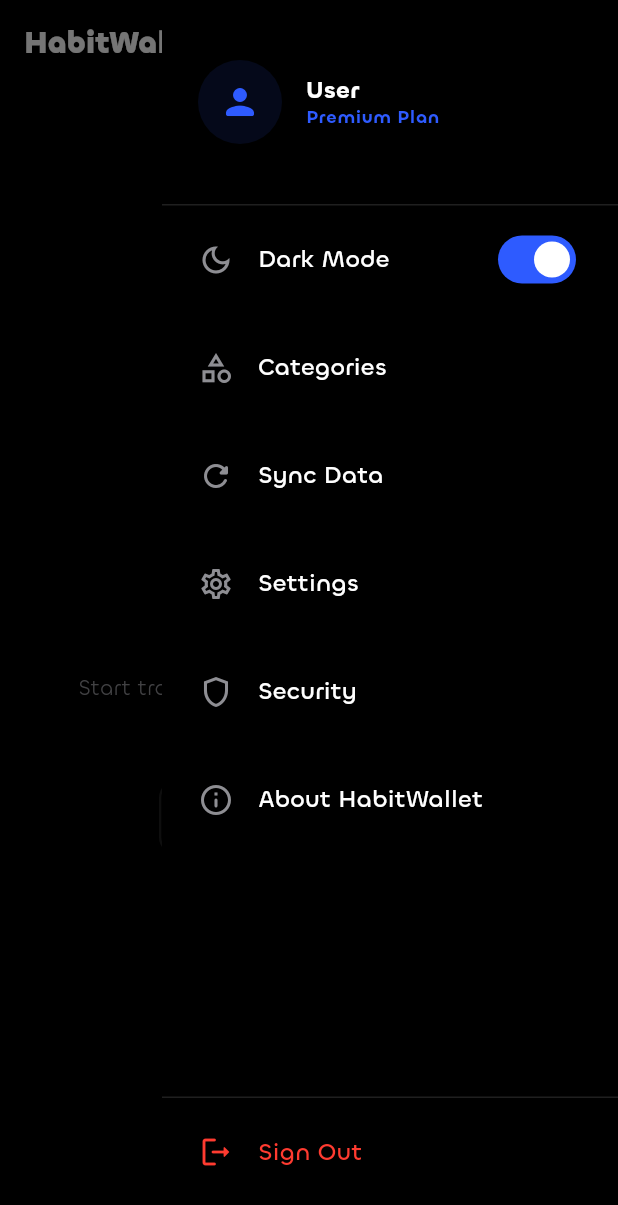
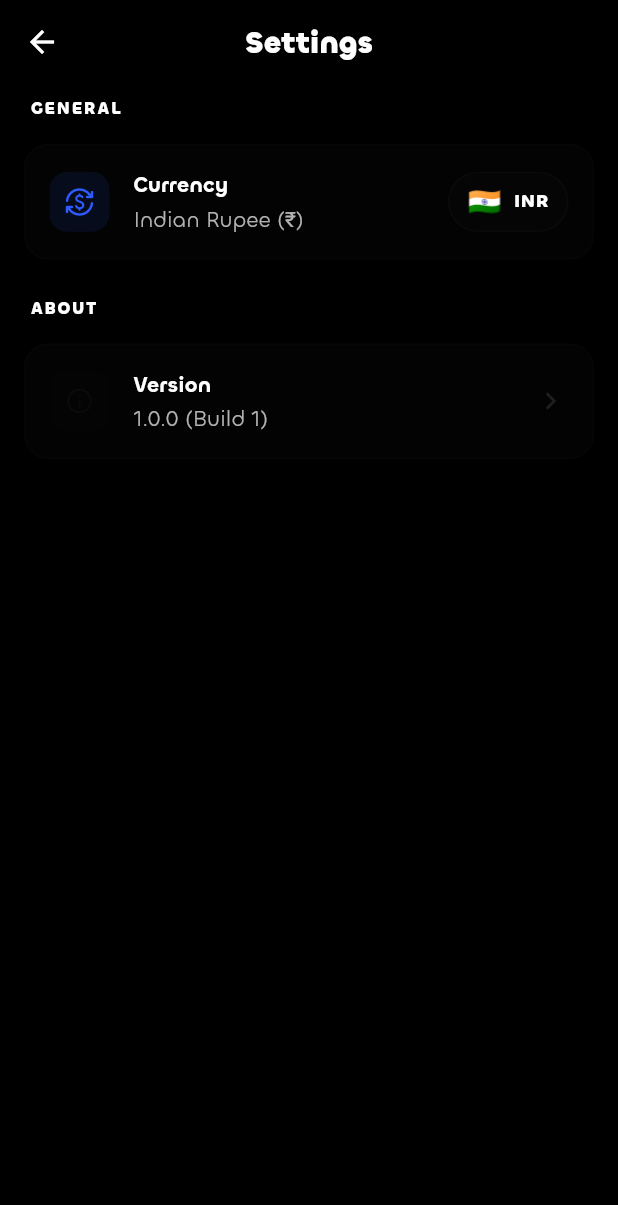
Before and after one commit to r4khul/habitwallet, a Flutter app: the TransactionsPage screen opened by its route, after a tap on the "menu" icon, after a tap on "Settings", on a phone screen of 412 x 824 dp. Shown: the top 1205 px of the screen. Run offline on Flutter 3.47's test engine with Material 3 defaults, Android fonts, the phone set to English and light mode, and no system bars; our stand-ins replace drift, file_picker, flutter_riverpod, flutter_secure_storage, freezed_annotation, go_router and 2 more; accounts and stored records are empty; generated files the repository leaves out were written again.

Commit message:
feat: add currency selection to the settings

```diff
--- a/lib/app/app_router.dart
+++ b/lib/app/app_router.dart
@@ -4,6 +4,7 @@
 import '../features/auth/presentation/login_page.dart';
 import '../features/auth/presentation/providers/auth_providers.dart';
 import '../features/categories/presentation/categories_page.dart';
+import '../features/settings/presentation/settings_page.dart';
 import '../features/transactions/presentation/add_edit_transaction_page.dart';
 import '../features/transactions/presentation/transaction_details_page.dart';
 import '../features/transactions/presentation/transactions_page.dart';
@@ -83,6 +84,10 @@
         path: '/categories',
         builder: (context, state) => const CategoriesPage(),
       ),
+      GoRoute(
+        path: '/settings',
+        builder: (context, state) => const SettingsPage(),
+      ),
     ],
   );
 }
--- /dev/null
+++ b/lib/features/settings/domain/currency.dart
@@ -0,0 +1,13 @@
+import 'package:freezed_annotation/freezed_annotation.dart';
+
+part 'currency.freezed.dart';
+
+@freezed
+abstract class Currency with _$Currency {
+  const factory Currency({
+    required String code,
+    required String symbol,
+    required String name,
+    required String flagEmoji,
+  }) = _Currency;
+}
--- /dev/null
+++ b/lib/features/settings/presentation/providers/currency_provider.dart
@@ -0,0 +1,117 @@
+import 'package:flutter_secure_storage/flutter_secure_storage.dart';
+import 'package:riverpod_annotation/riverpod_annotation.dart';
+
+import '../../domain/currency.dart';
+
+part 'currency_provider.g.dart';
+
+@riverpod
+class CurrencyController extends _$CurrencyController {
+  static const _storageKey = 'selected_currency_code';
+
+  static const List<Currency> availableCurrencies = [
+    Currency(
+      code: 'USD',
+      symbol: '\$',
+      name: 'United States Dollar',
+      flagEmoji: '🇺🇸',
+    ),
+    Currency(code: 'EUR', symbol: '€', name: 'Euro', flagEmoji: '🇪🇺'),
+    Currency(
+      code: 'GBP',
+      symbol: '£',
+      name: 'British Pound',
+      flagEmoji: '🇬🇧',
+    ),
+    Currency(code: 'INR', symbol: '₹', name: 'Indian Rupee', flagEmoji: '🇮🇳'),
+    Currency(code: 'JPY', symbol: '¥', name: 'Japanese Yen', flagEmoji: '🇯🇵'),
+    Currency(
+      code: 'AUD',
+      symbol: 'A\$',
+      name: 'Australian Dollar',
+      flagEmoji: '🇦🇺',
+    ),
+    Currency(
+      code: 'CAD',
+      symbol: 'C\$',
+      name: 'Canadian Dollar',
+      flagEmoji: '🇨🇦',
+    ),
+    Currency(code: 'CHF', symbol: 'Fr', name: 'Swiss Franc', flagEmoji: '🇨🇭'),
+    Currency(code: 'CNY', symbol: '¥', name: 'Chinese Yuan', flagEmoji: '🇨🇳'),
+    Currency(
+      code: 'KRW',
+      symbol: '₩',
+      name: 'South Korean Won',
+      flagEmoji: '🇰🇷',
+    ),
+    Currency(
+      code: 'BRL',
+      symbol: 'R\$',
+      name: 'Brazilian Real',
+      flagEmoji: '🇧🇷',
+    ),
+    Currency(
+      code: 'RUB',
+      symbol: '₽',
+      name: 'Russian Ruble',
+      flagEmoji: '🇷🇺',
+    ),
+    Currency(
+      code: 'ZAR',
+      symbol: 'R',
+      name: 'South African Rand',
+      flagEmoji: '🇿🇦',
+    ),
+    Currency(
+      code: 'MXN',
+      symbol: '\$',
+      name: 'Mexican Peso',
+      flagEmoji: '🇲🇽',
+    ),
+    Currency(
+      code: 'SGD',
+      symbol: 'S\$',
+      name: 'Singapore Dollar',
+      flagEmoji: '🇸🇬',
+    ),
+    Currency(
+      code: 'HKD',
+      symbol: 'HK\$',
+      name: 'Hong Kong Dollar',
+      flagEmoji: '🇭🇰',
+    ),
+    Currency(
+      code: 'NZD',
+      symbol: 'NZ\$',
+      name: 'New Zealand Dollar',
+      flagEmoji: '🇳🇿',
+    ),
+  ];
+
+  static const _defaultCurrency = Currency(
+    code: 'INR',
+    symbol: '₹',
+    name: 'Indian Rupee',
+    flagEmoji: '🇮🇳',
+  );
+
+  @override
+  FutureOr<Currency> build() async {
+    const storage = FlutterSecureStorage();
+    final code = await storage.read(key: _storageKey);
+    if (code == null) return _defaultCurrency;
+
+    return availableCurrencies.firstWhere(
+      (c) => c.code == code,
+      orElse: () => _defaultCurrency,
+    );
+  }
+
+  Future<void> selectCurrency(Currency currency) async {
+    const storage = FlutterSecureStorage();
+    // Optimistic update
+    state = AsyncValue.data(currency);
+    await storage.write(key: _storageKey, value: currency.code);
+  }
+}
--- /dev/null
+++ b/lib/features/settings/presentation/settings_page.dart
@@ -0,0 +1,210 @@
+import 'package:flutter/material.dart';
+import 'package:flutter_riverpod/flutter_riverpod.dart';
+import 'package:habitwallet/core/theme/app_colors.dart';
+import 'package:habitwallet/features/settings/presentation/providers/currency_provider.dart';
+import 'package:habitwallet/features/settings/presentation/widgets/currency_selector_sheet.dart';
+
+class SettingsPage extends ConsumerWidget {
+  const SettingsPage({super.key});
+
+  @override
+  Widget build(BuildContext context, WidgetRef ref) {
+    final currencyAsync = ref.watch(currencyControllerProvider);
+    final theme = Theme.of(context);
+
+    return Scaffold(
+      appBar: AppBar(
+        title: const Text('Settings'),
+        centerTitle: true,
+        elevation: 0,
+        backgroundColor: Colors.transparent,
+      ),
+      body: ListView(
+        padding: const EdgeInsets.symmetric(horizontal: 16, vertical: 8),
+        children: [
+          const _SectionHeader(title: 'General'),
+          const SizedBox(height: 8),
+
+          // Currency Selector
+          _SettingsTile(
+            icon: Icons.currency_exchange_rounded,
+            iconColor: AppColors.primary,
+            title: 'Currency',
+            subtitle: currencyAsync.when(
+              data: (c) => '${c.name} (${c.symbol})',
+              loading: () => 'Loading...',
+              error: (_, __) => 'Error loading currency',
+            ),
+            trailing: currencyAsync.when(
+              data: (c) => Container(
+                padding: const EdgeInsets.symmetric(
+                  horizontal: 12,
+                  vertical: 6,
+                ),
+                decoration: BoxDecoration(
+                  color: theme.colorScheme.surfaceVariant.withValues(
+                    alpha: 0.3,
+                  ),
+                  borderRadius: BorderRadius.circular(20),
+                  border: Border.all(
+                    color: theme.dividerColor.withValues(alpha: 0.2),
+                  ),
+                ),
+                child: Row(
+                  mainAxisSize: MainAxisSize.min,
+                  children: [
+                    Text(c.flagEmoji, style: const TextStyle(fontSize: 18)),
+                    const SizedBox(width: 8),
+                    Text(
+                      c.code,
+                      style: theme.textTheme.labelLarge?.copyWith(
+                        fontWeight: FontWeight.bold,
+                      ),
+                    ),
+                  ],
+                ),
+              ),
+              loading: () => const SizedBox(
+                width: 20,
+                height: 20,
+                child: CircularProgressIndicator(strokeWidth: 2),
+              ),
+              error: (_, __) =>
+                  const Icon(Icons.error_outline, color: AppColors.error),
+            ),
+            onTap: () {
+              showModalBottomSheet<void>(
+                context: context,
+                isScrollControlled: true,
+                useSafeArea: true,
+                backgroundColor: theme.scaffoldBackgroundColor,
+                shape: const RoundedRectangleBorder(
+                  borderRadius: BorderRadius.vertical(top: Radius.circular(24)),
+                ),
+                builder: (context) => const CurrencySelectorSheet(),
+              );
+            },
+          ),
+
+          const SizedBox(height: 24),
+          const _SectionHeader(title: 'About'),
+          const SizedBox(height: 8),
+          _SettingsTile(
+            icon: Icons.info_outline_rounded,
+            title: 'Version',
+            subtitle: '1.0.0 (Build 1)',
+            onTap: () {},
+          ),
+        ],
+      ),
+    );
+  }
+}
+
+class _SectionHeader extends StatelessWidget {
+  const _SectionHeader({required this.title});
+
+  final String title;
+
+  @override
+  Widget build(BuildContext context) {
+    return Padding(
+      padding: const EdgeInsets.only(left: 4, bottom: 8),
+      child: Text(
+        title.toUpperCase(),
+        style: Theme.of(context).textTheme.labelSmall?.copyWith(
+          color: Theme.of(context).textTheme.bodySmall?.color,
+          fontWeight: FontWeight.bold,
+          letterSpacing: 1.2,
+        ),
+      ),
+    );
+  }
+}
+
+class _SettingsTile extends StatelessWidget {
+  const _SettingsTile({
+    required this.icon,
+    required this.title,
+    this.subtitle,
+    this.trailing,
+    this.onTap,
+    this.iconColor,
+  });
+
+  final IconData icon;
+  final String title;
+  final String? subtitle;
+  final Widget? trailing;
+  final VoidCallback? onTap;
+  final Color? iconColor;
+
+  @override
+  Widget build(BuildContext context) {
+    final theme = Theme.of(context);
+
+    return Material(
+      color: Colors.transparent,
+      child: InkWell(
+        onTap: onTap,
+        borderRadius: BorderRadius.circular(16),
+        child: Container(
+          padding: const EdgeInsets.all(16),
+          decoration: BoxDecoration(
+            color: theme.cardColor.withValues(alpha: 0.3),
+            borderRadius: BorderRadius.circular(16),
+            border: Border.all(
+              color: theme.dividerColor.withValues(alpha: 0.1),
+            ),
+          ),
+          child: Row(
+            children: [
+              Container(
+                padding: const EdgeInsets.all(10),
+                decoration: BoxDecoration(
+                  color: (iconColor ?? theme.primaryColor).withValues(
+                    alpha: 0.1,
+                  ),
+                  borderRadius: BorderRadius.circular(12),
+                ),
+                child: Icon(
+                  icon,
+                  color: iconColor ?? theme.primaryColor,
+                  size: 20,
+                ),
+              ),
+              const SizedBox(width: 16),
+              Expanded(
+                child: Column(
+                  crossAxisAlignment: CrossAxisAlignment.start,
+                  children: [
+                    Text(
+                      title,
+                      style: theme.textTheme.titleMedium?.copyWith(
+                        fontWeight: FontWeight.w600,
+                      ),
+                    ),
+                    if (subtitle != null) ...[
+                      const SizedBox(height: 2),
+                      Text(
+                        subtitle!,
+                        style: theme.textTheme.bodyMedium?.copyWith(
+                          color: theme.textTheme.bodyMedium?.color?.withValues(
+                            alpha: 0.7,
+                          ),
+                        ),
+                      ),
+                    ],
+                  ],
+                ),
+              ),
+              if (trailing != null) trailing!,
+              if (trailing == null)
+                Icon(Icons.chevron_right_rounded, color: theme.dividerColor),
+            ],
+          ),
+        ),
+      ),
+    );
+  }
+}
--- a/lib/features/transactions/presentation/transaction_details_page.dart
+++ b/lib/features/transactions/presentation/transaction_details_page.dart
@@ -5,7 +5,9 @@
 
 import '../../../core/theme/app_colors.dart';
 import '../../../core/util/theme_extension.dart';
+import '../../../features/settings/presentation/providers/currency_provider.dart';
 import '../../categories/presentation/providers/category_providers.dart';
+
 import '../../categories/presentation/widgets/category_assets.dart';
 import '../domain/transaction_entity.dart';
 import 'providers/transaction_providers.dart';
@@ -60,6 +62,8 @@
     final categoryAsync = ref.watch(
       categoryByIdProvider(transaction.categoryId),
     );
+    final currencyAsync = ref.watch(currencyControllerProvider);
+    final currencySymbol = currencyAsync.value?.symbol ?? '\$';
 
     return SingleChildScrollView(
       padding: const EdgeInsets.all(24.0),
@@ -111,7 +115,7 @@
                   label:
                       '${transaction.isIncome ? 'Income' : 'Expense'}: ${transaction.formattedAbsoluteAmount}',
                   child: Text(
-                    '${transaction.displaySign}\$${transaction.formattedAbsoluteAmount}',
+                    '${transaction.displaySign}$currencySymbol${transaction.formattedAbsoluteAmount}',
                     style: Theme.of(context).textTheme.displayMedium?.copyWith(
                       color: amountColor,
                       fontWeight: FontWeight.w700,
--- a/lib/features/transactions/presentation/transactions_page.dart
+++ b/lib/features/transactions/presentation/transactions_page.dart
@@ -5,7 +5,9 @@
 import '../../../core/providers/theme_provider.dart';
 import '../../../core/theme/app_colors.dart';
 import '../../../core/util/theme_extension.dart';
+import '../../../features/settings/presentation/providers/currency_provider.dart';
 import '../../auth/presentation/providers/auth_providers.dart';
+
 import '../../categories/presentation/providers/category_providers.dart';
 import '../../categories/presentation/widgets/category_assets.dart';
 import '../domain/transaction_entity.dart';
@@ -89,6 +91,8 @@
     final categoryAsync = ref.watch(
       categoryByIdProvider(transaction.categoryId),
     );
+    final currencyAsync = ref.watch(currencyControllerProvider);
+    final currencySymbol = currencyAsync.value?.symbol ?? '\$';
 
     return InkWell(
       onTap: () => context.push('/tx/${transaction.id}'),
@@ -190,7 +194,7 @@
             Semantics(
               label: semanticsLabel,
               child: Text(
-                '${transaction.displaySign}\$${transaction.formattedAbsoluteAmount}',
+                '${transaction.displaySign}$currencySymbol${transaction.formattedAbsoluteAmount}',
                 style: Theme.of(context).textTheme.titleLarge?.copyWith(
                   color: amountColor,
                   fontWeight: FontWeight.w700,
@@ -416,7 +420,10 @@
             _DrawerItem(
               icon: Icons.settings_outlined,
               label: 'Settings',
-              onTap: () {},
+              onTap: () {
+                Navigator.pop(context); // Close drawer
+                context.push('/settings');
+              },
             ),
             _DrawerItem(
               icon: Icons.shield_outlined,
```
Also changed, not shown: lib/features/settings/presentation/widgets/currency_selector_sheet.dart (added, +215 -0 lines), lib/features/transactions/presentation/add_edit_transaction_page.dart (+6 -2 lines), lib/app/app_router.g.dart, lib/features/settings/domain/currency.freezed.dart (added), lib/features/settings/presentation/providers/currency_provider.g.dart (added).
